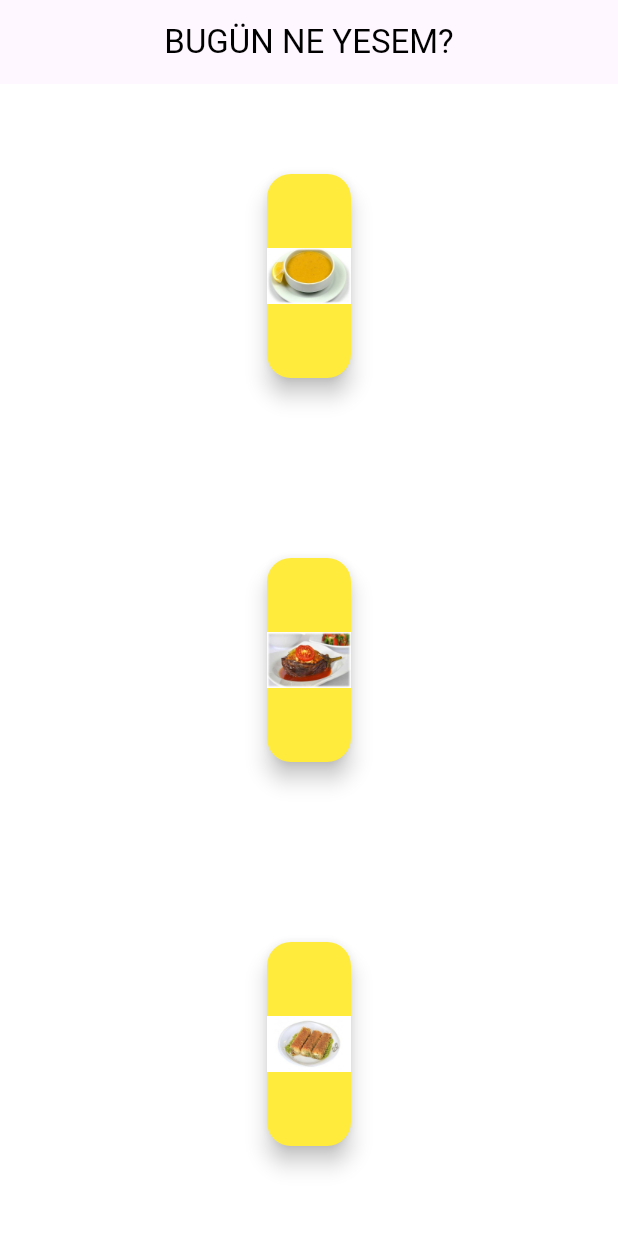
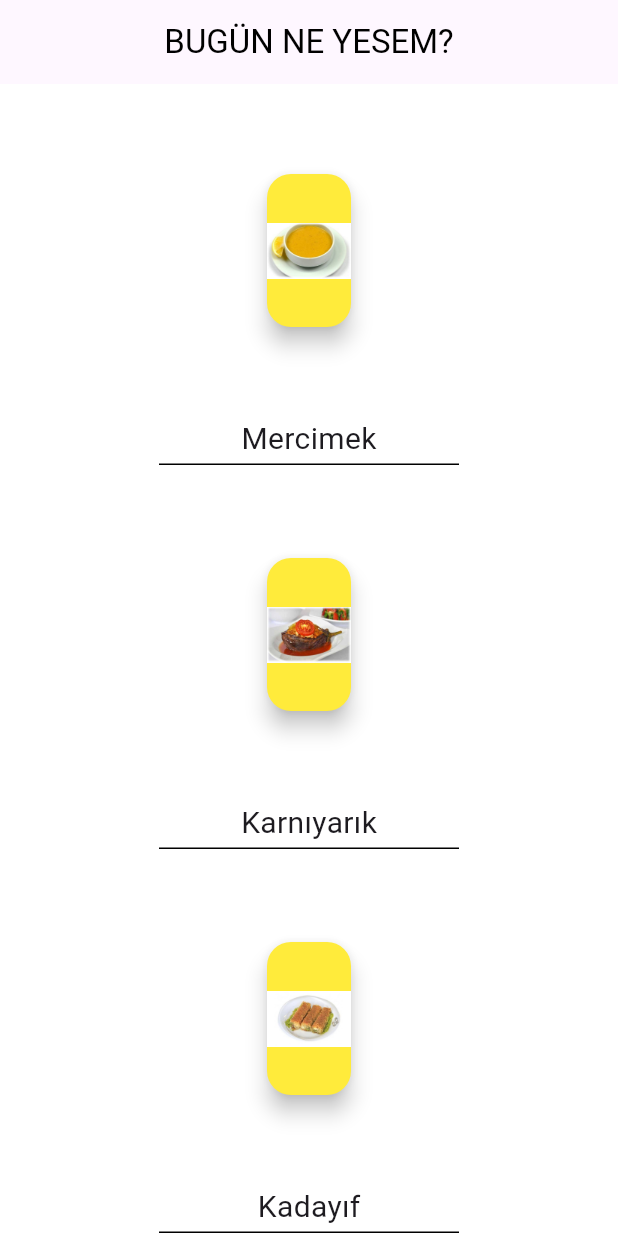
Before and after one commit to brkytpl/bugun_ne_yesem_uygulamasi, a Flutter app: the screen it shows after launch, on a phone screen of 412 x 824 dp. Run offline on Flutter 3.47's test engine with Material 3 defaults, Android fonts, the phone set to English and light mode, and no system bars.

Commit message:
uygulamanın son hali

```diff
--- a/lib/main.dart
+++ b/lib/main.dart
@@ -34,6 +34,28 @@ class _YemekSayfasiState extends State<YemekSayfasi> {
   int yemekNo = 1;
   int tatliNo = 1;
 
+  List<String> corbaAdlari = [
+    'Mercimek',
+    'Tarhana',
+    'Tavuksuyu',
+    'Düğün çorbası',
+    'Yoğurt çorbası'
+  ];
+  List<String> yemekAdlari = [
+    'Karnıyarık',
+    'Mantı',
+    'Kuru fasulye',
+    'İçli köfte',
+    'Izgara balık'
+  ];
+  List<String> tatliAdlari = [
+    'Kadayıf',
+    'Baklava',
+    'sütlaç',
+    'Kazandibi',
+    'Dondurma'
+  ];
+
   void yemekeleriYenile() {
     setState(() {
       corbaNo = Random().nextInt(5) + 1;
@@ -57,6 +79,16 @@ class _YemekSayfasiState extends State<YemekSayfasi> {
                   child: Image.asset('assets/corba_$corbaNo.jpg')),
             ),
           ),
+          Text(
+            corbaAdlari[corbaNo - 1],
+            style: TextStyle(fontSize: 20),
+          ),
+          Container(
+              width: 200,
+              child: Divider(
+                height: 5,
+                color: Colors.black,
+              )),
           Expanded(
             child: Padding(
               padding: const EdgeInsets.all(60.0),
@@ -67,6 +99,15 @@ class _YemekSayfasiState extends State<YemekSayfasi> {
                   child: Image.asset('assets/yemek_$yemekNo.jpg')),
             ),
           ),
+          Text(
+            yemekAdlari[yemekNo - 1],
+            style: TextStyle(fontSize: 20),
+          ),
+          Container(width: 200,
+              child: Divider(
+            height: 5,
+            color: Colors.black,
+          )),
           Expanded(
             child: Padding(
               padding: const EdgeInsets.all(60.0),
@@ -77,6 +118,8 @@ class _YemekSayfasiState extends State<YemekSayfasi> {
                   child: Image.asset('assets/tatli_$tatliNo.jpg')),
             ),
           ),
+          Text(tatliAdlari[tatliNo-1],style: TextStyle(fontSize: 20),),
+          Container(width:200,child: Divider(height: 5,color: Colors.black,))
         ], // Children
       ),
     );
```
